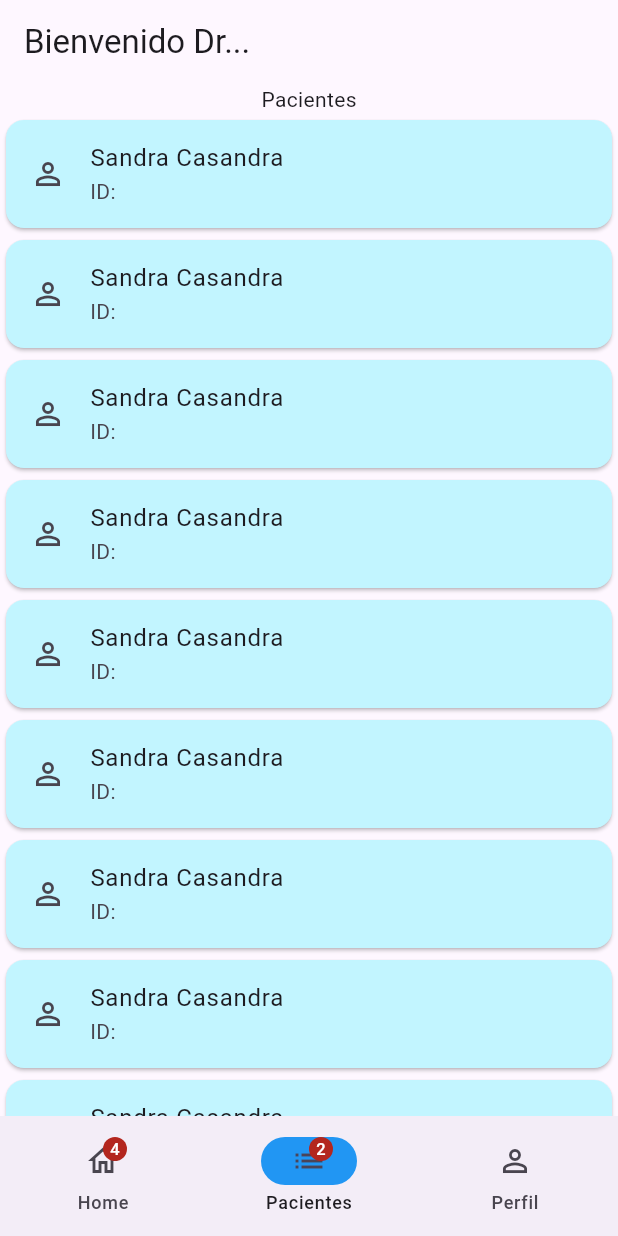
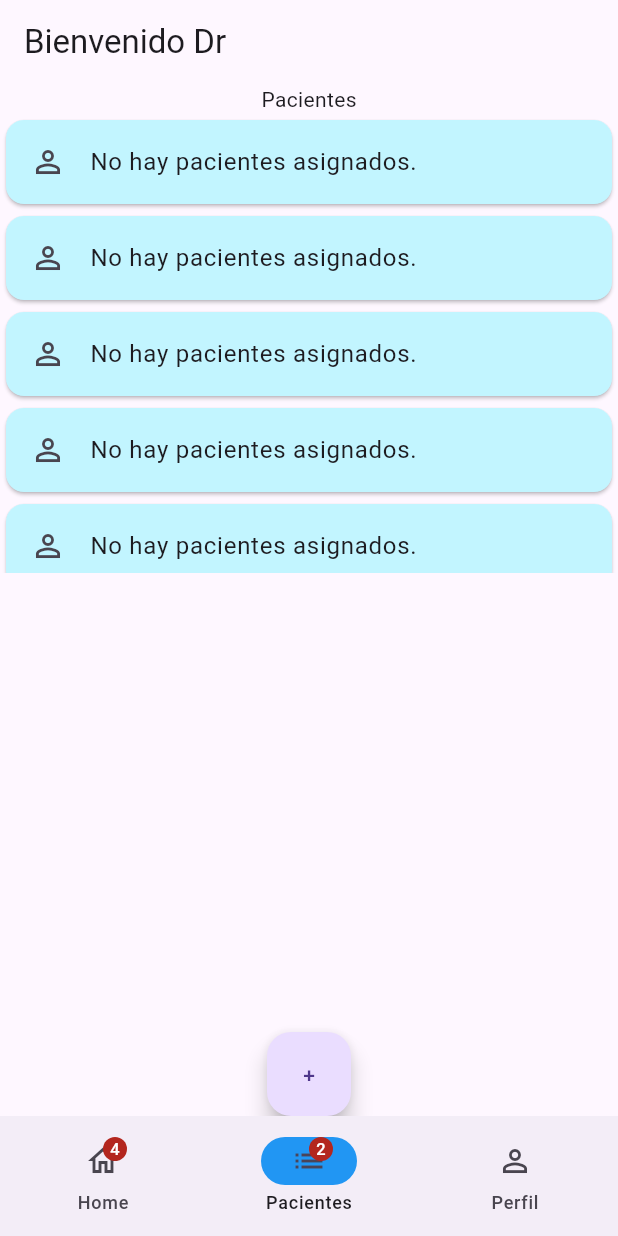
Before and after one commit to juliv07/Back-On-Track-App-2, a Flutter app: the NavigationExample screen opened directly, item 2 of the bottom bar chosen, on a phone screen of 412 x 824 dp. Run offline on Flutter 3.47's test engine with Material 3 defaults, Android fonts, the phone set to English and light mode, and no system bars; our stand-ins replace cloud_firestore, firebase_core, fl_chart, flutter_bluetooth_serial, flutter_riverpod, go_router and 1 more; accounts and stored records are empty; network calls fail.

Commit message:
Avancé con riverpod
en pantallas de doctor, login y signup

```diff
--- a/back_on_track_app_2/lib/entities/User.dart
+++ b/back_on_track_app_2/lib/entities/User.dart
@@ -2,20 +2,20 @@ class User {
   String name;
   String surname;
   String email;
-  int phone;
+  String phone;
   String password;
 
   bool isDoctor;
 
   //Patients:
-  String? asignedDoctor;
+  String? assignedDoctor;
   int? birthYear;
   double? height;
   double? weight;
   String? previousInfo;
 
   //Doctors:
-  List<String>? asignedPatients; //Signo de pregunta hace que pueda ser null
+  List<String>? assignedPatients; //Signo de pregunta hace que pueda ser null
   String? healthCenter;
 
   User({
@@ -25,12 +25,12 @@ class User {
     required this.email,
     required this.password,
     required this.phone,
-    this.asignedDoctor,
+    this.assignedDoctor,
     this.birthYear,
     this.height,
     this.weight,
     this.previousInfo,
-    this.asignedPatients,
+    this.assignedPatients,
     this.healthCenter,
   });
 }
--- a/back_on_track_app_2/lib/main.dart
+++ b/back_on_track_app_2/lib/main.dart
@@ -2,13 +2,14 @@ import 'package:back_on_track_app_2/core/app_router.dart';
 import 'package:back_on_track_app_2/firebase_options.dart';
 import 'package:firebase_core/firebase_core.dart';
 import 'package:flutter/material.dart';
+import 'package:flutter_riverpod/flutter_riverpod.dart';
 
 void main()async {
   WidgetsFlutterBinding.ensureInitialized();
   await Firebase.initializeApp(
     options: DefaultFirebaseOptions.currentPlatform,
   );
-  runApp(const MainApp());
+  runApp(ProviderScope(child: MainApp()));
 }
 
 class MainApp extends StatelessWidget {
--- a/back_on_track_app_2/lib/presentations/doctor/doctor_home_screen.dart
+++ b/back_on_track_app_2/lib/presentations/doctor/doctor_home_screen.dart
@@ -1,34 +1,10 @@
 
+import 'package:back_on_track_app_2/entities/User.dart';
 import 'package:back_on_track_app_2/presentations/patient/patient_data_screen.dart';
+import 'package:back_on_track_app_2/providers/userDataProvider.dart';
 import 'package:flutter/material.dart';
+import 'package:flutter_riverpod/flutter_riverpod.dart';
 import 'package:go_router/go_router.dart';
-
-List patients = [
-    'Sandra Casandra',
-    'Sandra Casandra',
-    'Sandra Casandra',
-    'Sandra Casandra',
-    'Sandra Casandra',
-    'Sandra Casandra',
-    'Sandra Casandra',
-    'Sandra Casandra',
-    'Sandra Casandra',
-    'Sandra Casandra',
-    'Sandra Casandra',
-    'Sandra Casandra',
-    'Sandra Casandra',
-    'Sandra Casandra',
-    'Sandra Casandra',
-    'Sandra Casandra',
-    'Sandra Casandra',
-    'Sandra Casandra',
-    'Sandra Casandra',
-    'Sandra Casandra',
-    'Sandra Casandra',
-    'Sandra Casandra',
-    'Sandra Casandra',
-    'Sandra Casandra',
-  ];
 
   List newsTitle = [
     'Grandes avances en Back On Track','El futuro se ve brillante',
@@ -75,13 +51,14 @@ List <Setting> settings = [
 ];
 
 // ignore: must_be_immutable
-class DoctorHomeScreen extends StatelessWidget {
+class DoctorHomeScreen extends ConsumerWidget {
+
   static const String name = 'doctorHome';
   final bool doctor;
   const DoctorHomeScreen({super.key, this.doctor = true});
 
   @override
-  Widget build(BuildContext context) {
+  Widget build(BuildContext context, ref) {
     return const MaterialApp(
       home: NavigationExample(),
     );
@@ -100,8 +77,13 @@ class _NavigationExampleState extends State<NavigationExample> {
 
   @override
   Widget build(BuildContext context) {
+    return Consumer(builder: (context, ref, child){
+
+      User userInfo = ref.watch(userInfoProvider);
+
       return Scaffold(
-      appBar: AppBar(title: const Text('Bienvenido Dr...'),),
+
+          appBar: AppBar(title: Text('Bienvenido Dr ${userInfo.surname}'),),
           bottomNavigationBar: NavigationBar(
             onDestinationSelected: (int index) {
               setState(() {
@@ -158,19 +140,21 @@ class _NavigationExampleState extends State<NavigationExample> {
             ),
 
             //PACIENTES
-        //appBar: AppBar(title: const Text('Bienvenido Dr...')),
+
             Column(
               children: [
                 const Text('Pacientes'),
                 Expanded(
+                  child: Visibility(
+                    visible: userInfo.assignedPatients?[0]!='No disponible',
                     child: ListView.builder(
-                itemCount: patients.length,
+                      itemCount: userInfo.assignedPatients?.length,
                       itemBuilder: (context, index) {
                         return Card(
                           color: const Color.fromARGB(255, 194, 245, 255),
                           child: ListTile(
-                      title: Text(patients[index]),
-                      subtitle: const Text('ID:'),
+                            title: Text(userInfo.assignedPatients?[index] ?? "No hay pacientes asignados."),
+                            //subtitle: const Text('ID:'),
                             onTap: (){context.pushNamed(PatientDataScreen.name); },
                             leading: const Icon(Icons.person_outline_outlined),
                           ),
@@ -178,6 +162,23 @@ class _NavigationExampleState extends State<NavigationExample> {
                       },
                     ),
                   ),
+                ),
+                Expanded(
+                  child: Visibility(
+                    visible: userInfo.assignedPatients?[0]=='No disponible',
+                    child: const Padding(
+                      padding: EdgeInsets.only(left: 50.0, right: 50.0),
+                      child: Text("Usted todavía no tiene pacientes. Agregue uno con el botón '+'.", textAlign: TextAlign.center,),
+                    )
+                  )
+                ),
+                FloatingActionButton(
+                  onPressed: (){
+                    context.push('/newPatient');
+                  },
+                  child: const Text('+'),
+                ),
+
               ],
             ),
 
@@ -224,4 +225,6 @@ class _NavigationExampleState extends State<NavigationExample> {
           ][currentPageIndex],
         );
       }
+    );
   }
+}
--- a/back_on_track_app_2/lib/presentations/init/initial_screen.dart
+++ b/back_on_track_app_2/lib/presentations/init/initial_screen.dart
@@ -28,7 +28,7 @@ class InitialScreen extends StatelessWidget {
                 onPressed: () {
                   context.pushNamed(LoginScreen.name);
                 },
-                child: const Text('Iniciar Sesión')),
+                child: const Text('Iniciar sesión')),
             ElevatedButton(
                 onPressed: () {
                   context.pushNamed(SelectType.name);
--- a/back_on_track_app_2/lib/providers/userDataProvider.dart
+++ b/back_on_track_app_2/lib/providers/userDataProvider.dart
@@ -1,3 +1,10 @@
+import 'package:back_on_track_app_2/entities/User.dart';
+import 'package:cloud_firestore/cloud_firestore.dart';
 import 'package:flutter_riverpod/flutter_riverpod.dart';
 
+FirebaseFirestore db = FirebaseFirestore.instance;
+
+
 StateProvider<String> emailProvider = StateProvider((ref) => '');
+
+StateProvider<User> userInfoProvider = StateProvider((ref) => User(isDoctor: false, name: '', surname: '', email: '', password: '', phone: ''));
```
Also changed, not shown: back_on_track_app_2/lib/presentations/doctor/doctor_edit_profile_screen.dart (+17 -17 lines), back_on_track_app_2/lib/presentations/doctor/doctor_signup_screen.dart (+15 -3 lines), back_on_track_app_2/lib/presentations/login/login_screen.dart (+69 -1 lines). Lines whose indentation alone changed are shown as unchanged.
